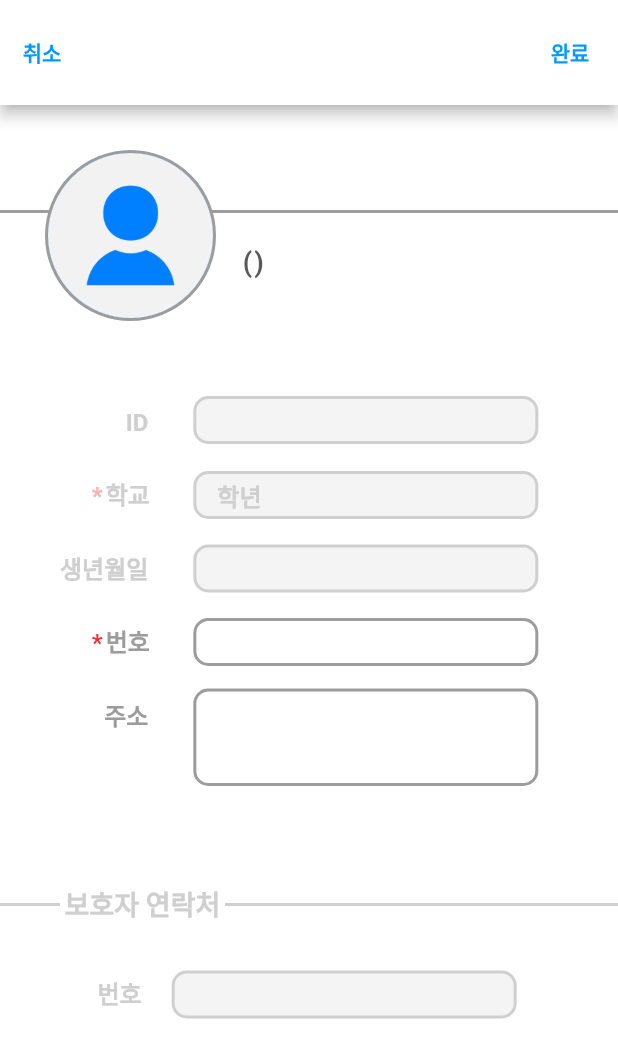
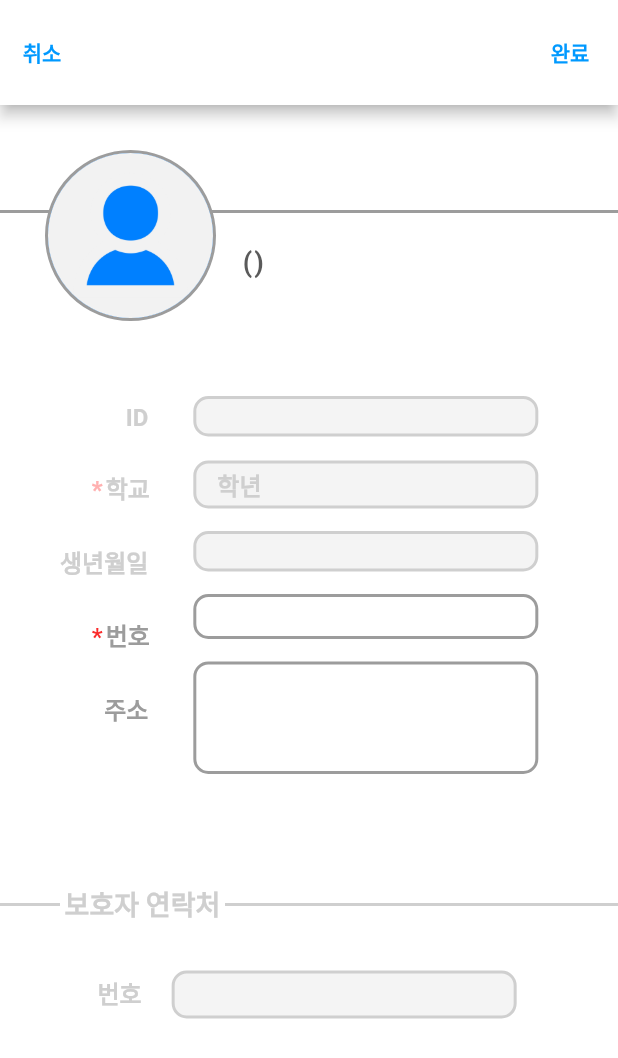
Before and after one commit to hisungmi/EDU_APP, a Flutter app: the MyProfilePage screen opened by its route, after a tap on the "create" icon, on a phone screen of 412 x 824 dp. Shown: the top 1058 px of the screen. Run offline on Flutter 3.47's test engine with Material 2 defaults, Android fonts, the phone set to English and light mode, and no system bars; our stand-ins replace auto_size_text, dio, font_awesome_flutter, page_transition, qr_flutter, shared_preferences; missing offline and left inert: qr_code_scanner; accounts and stored records are empty; network calls fail.

Commit message:
예쁘게 나오고싶은데!

```diff
--- a/lib/user/attendance_status.dart
+++ b/lib/user/attendance_status.dart
@@ -128,7 +128,7 @@
             children: [
               Container(
                 padding: EdgeInsets.fromLTRB(30.0, 5.0, 30.0, 5.0),
-                height: 35,
+                height: 30,
                 decoration: BoxDecoration(
                     color: color, borderRadius: BorderRadius.circular(10)),
                 child: Text(
--- a/lib/user/myprofile_page.dart
+++ b/lib/user/myprofile_page.dart
@@ -529,7 +529,6 @@
                 height: 25.0,
               ),
               Container(
-                margin: EdgeInsets.fromLTRB(0.0, 3.0, 0.0, 1.0),
                 child: Text('ID', style: TextStyle(color: Color(0xffCFCFCF))),
               ),
               SizedBox(
@@ -598,10 +597,10 @@
               SizedBox(
                 height: 20.0,
               ),
-              Container(
+              Center(
+                child: Container(
                   width: 230,
-                height: 32,
-                padding: EdgeInsets.fromLTRB(10.0, 2.0, 0.0, 0.0),
+                  padding: EdgeInsets.fromLTRB(10.0, 2.0, 0.0, 2.0),
                   decoration: BoxDecoration(
                     color: Color(0xffd9d9d9).withOpacity(0.3),
                     border: Border.all(
@@ -612,18 +611,21 @@
                   ),
                   child: Text(
                     id,
+                    textAlign: TextAlign.start,
                     style: TextStyle(
+                      fontSize: 16,
                       color: Color(0xffCFCFCF),
                     ),
                   ),
                 ),
+              ),
               SizedBox(
-                height: 18.0,
+                height: 16.0,
               ),
-              Container(
+              Center(
+                child: Container(
                   width: 230,
-                height: 32,
-                padding: EdgeInsets.fromLTRB(10.0, 2.0, 0.0, 0.0),
+                  padding: EdgeInsets.fromLTRB(10.0, 2.0, 0.0, 2.0),
                   decoration: BoxDecoration(
                     color: Color(0xffd9d9d9).withOpacity(0.3),
                     border: Border.all(
@@ -639,13 +641,14 @@
                     ),
                   ),
                 ),
+              ),
               SizedBox(
-                height: 17.0,
+                height: 15.0,
               ),
-              Container(
+              Center(
+                child: Container(
                   width: 230,
-                height: 32,
-                padding: EdgeInsets.fromLTRB(10.0, 5.0, 0.0, 0.0),
+                  padding: EdgeInsets.fromLTRB(10.0, 2.0, 0.0, 2.0),
                   decoration: BoxDecoration(
                     color: Color(0xffd9d9d9).withOpacity(0.3),
                     border: Border.all(
@@ -659,13 +662,15 @@
                     style: TextStyle(color: Color(0xffCFCFCF)),
                   ),
                 ),
+              ),
               SizedBox(
-                height: 17.0,
+                height: 15.0,
               ),
-              Container(
+              Center(
+                child: Container(
                     width: 230,
-                  height: 32,
-                  padding: EdgeInsets.fromLTRB(10.0, 5.0, 0.0, 0.0),
+                    height: 30,
+                    padding: EdgeInsets.fromLTRB(10.0, 3.0, 0.0, 0.0),
                     decoration: BoxDecoration(
                       border: Border.all(
                         width: 2,
@@ -688,9 +693,9 @@
                         LengthLimitingTextInputFormatter(11) //최대 13글자
                       ],
                     )),
+              ),
               SizedBox(
                 height: 15.0,
-                width: 50.0,
               ),
               Flexible(
                 child: Container(
```
Lines whose indentation alone changed are shown as unchanged.
